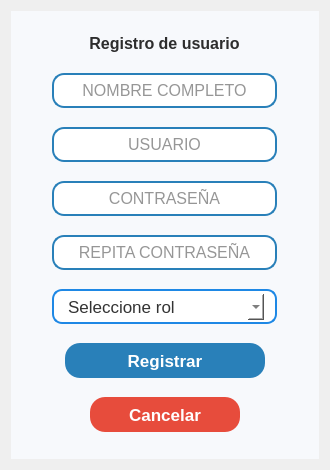
Qt form resources/ui/registro_user.ui (Proyecto-Uptjaa/Proyecto_SIRA) before a commit.
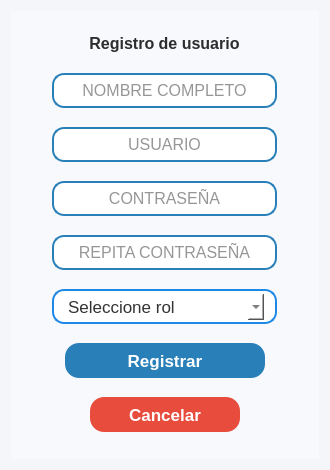
The same form after that commit. Icons and pictures are not drawn.

```diff
--- a/resources/ui/registro_user.ui
+++ b/resources/ui/registro_user.ui
@@ -25,6 +25,9 @@
   <property name="windowTitle">
    <string>Dialog</string>
   </property>
+  <property name="styleSheet">
+   <string notr="true">background-color: #f5f6fa;</string>
+  </property>
   <layout class="QVBoxLayout" name="verticalLayout">
    <item>
     <widget class="QWidget" name="widgetPrincipal" native="true">
@@ -49,7 +52,7 @@
     color: #FFFFFF;
     border: none;
     padding: 8px 10px;
-    border-radius: 15px;
+    border-radius: 14px;
 }
 QPushButton:hover {
 	background-color: #0D47A1
@@ -248,7 +251,7 @@
          <string notr="true">QFrame{
 	background-color: white;
 	border: 1.5px solid #1e88e5;
-	border-radius: 10px;
+	border-radius: 12px;
 }
 QComboBox{
     border-radius: 10px;
```
Left out of the diff: 2 changed lines with no effect on the pictures.
